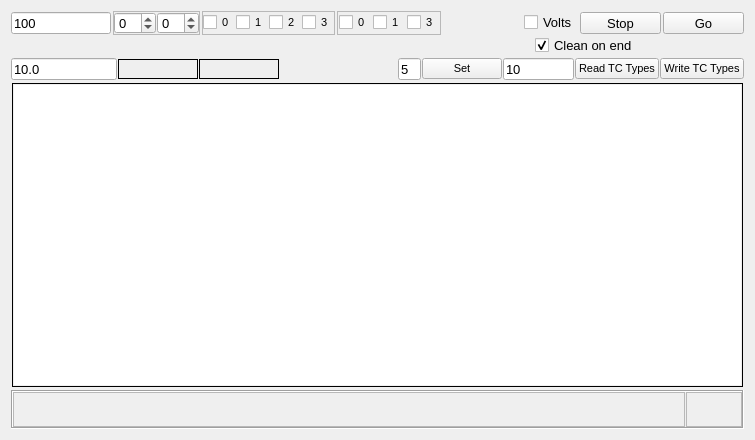
The window that hatdevice.ui (MccDv/mdihattest) describes before a commit, drawn with Qt 5.
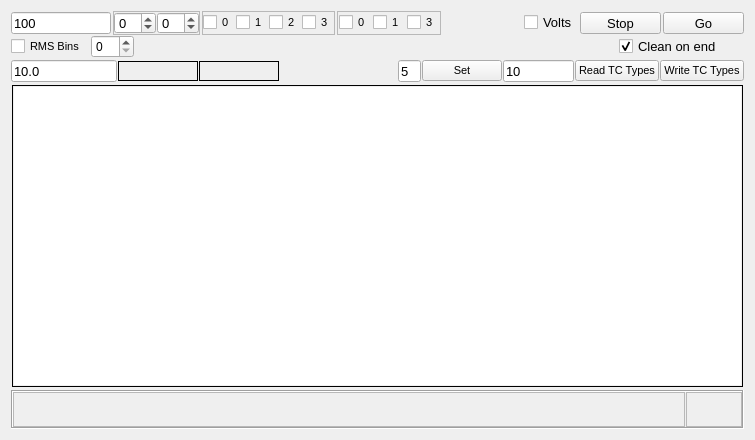
The same window after the commit. Custom widgets are drawn as their Qt base class.

```diff
--- a/hatdevice.ui
+++ b/hatdevice.ui
@@ -436,7 +436,7 @@
         <property name="frameShadow">
          <enum>QFrame::Raised</enum>
         </property>
-        <layout class="QHBoxLayout" name="horizontalLayout_6" stretch="20,4,4">
+        <layout class="QHBoxLayout" name="horizontalLayout_6" stretch="2,2,20,2,2,1">
          <property name="leftMargin">
           <number>0</number>
          </property>
@@ -449,6 +449,37 @@
          <property name="bottomMargin">
           <number>0</number>
          </property>
+         <item>
+          <widget class="QCheckBox" name="chkRMSbins">
+           <property name="font">
+            <font>
+             <pointsize>8</pointsize>
+            </font>
+           </property>
+           <property name="text">
+            <string>RMS Bins</string>
+           </property>
+          </widget>
+         </item>
+         <item>
+          <widget class="QSpinBox" name="spnHistChan">
+           <property name="font">
+            <font>
+             <pointsize>9</pointsize>
+            </font>
+           </property>
+          </widget>
+         </item>
+         <item>
+          <widget class="QLabel" name="lblRMSbits">
+           <property name="styleSheet">
+            <string notr="true">color: rgb(38, 48, 253);</string>
+           </property>
+           <property name="text">
+            <string/>
+           </property>
+          </widget>
+         </item>
          <item>
           <spacer name="horizontalSpacer_6">
            <property name="orientation">
```
